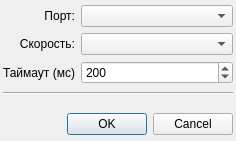
Above: src/mkstudio/ui/initdialog.ui from alex-krutikov/MkStudio before the change. Below: the same form after it.
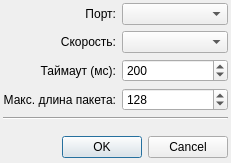
That is the form after the change.

Commit message: Настройка "Макс. длина пакета" вынесена в диалог при запуске MKStudio.

```diff
--- a/src/mkstudio/ui/initdialog.ui
+++ b/src/mkstudio/ui/initdialog.ui
@@ -5,8 +5,8 @@
    <rect>
     <x>0</x>
     <y>0</y>
-    <width>236</width>
-    <height>141</height>
+    <width>231</width>
+    <height>163</height>
    </rect>
   </property>
   <property name="windowTitle" >
@@ -61,7 +61,10 @@
      <item row="2" column="0" >
       <widget class="QLabel" name="label_3" >
        <property name="text" >
-        <string>Таймаут (мс)</string>
+        <string>Таймаут (мс):</string>
+       </property>
+       <property name="alignment" >
+        <set>Qt::AlignRight|Qt::AlignTrailing|Qt::AlignVCenter</set>
        </property>
       </widget>
      </item>
@@ -81,6 +84,32 @@
        </property>
       </widget>
      </item>
+     <item row="3" column="0" >
+      <widget class="QLabel" name="label_4" >
+       <property name="text" >
+        <string>Макс. длина пакета:</string>
+       </property>
+       <property name="alignment" >
+        <set>Qt::AlignRight|Qt::AlignTrailing|Qt::AlignVCenter</set>
+       </property>
+      </widget>
+     </item>
+     <item row="3" column="1" >
+      <widget class="QSpinBox" name="sb_max_len" >
+       <property name="minimum" >
+        <number>10</number>
+       </property>
+       <property name="maximum" >
+        <number>255</number>
+       </property>
+       <property name="singleStep" >
+        <number>16</number>
+       </property>
+       <property name="value" >
+        <number>128</number>
+       </property>
+      </widget>
+     </item>
     </layout>
    </item>
    <item>
```
The commit also changes 1 other file.
